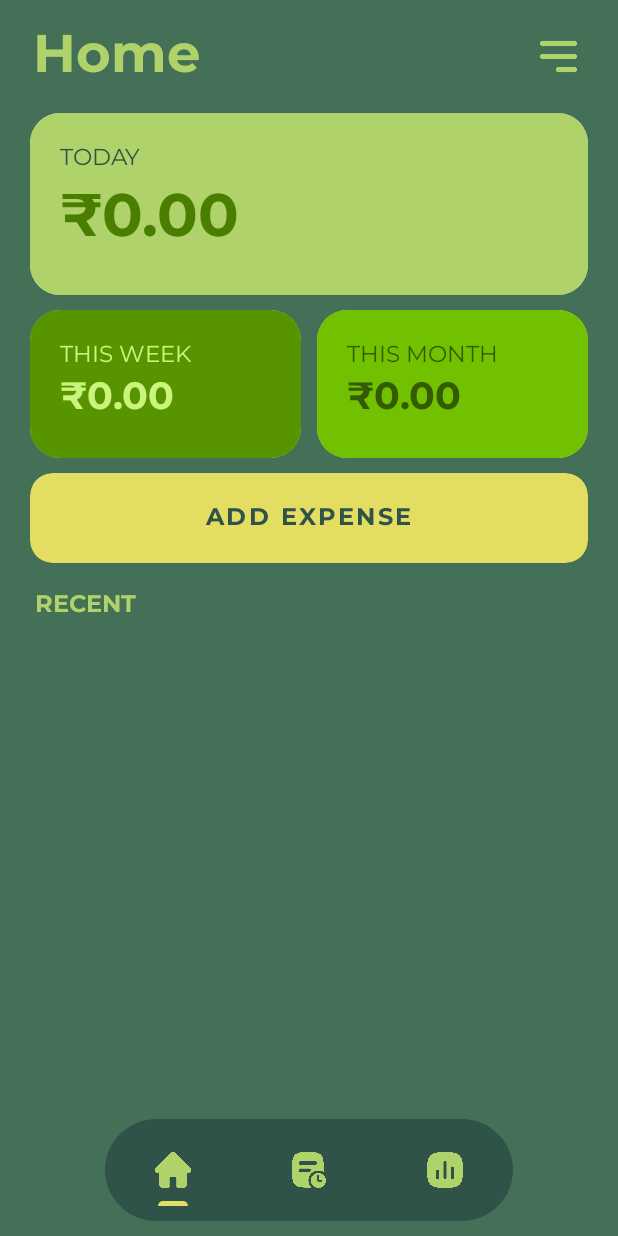
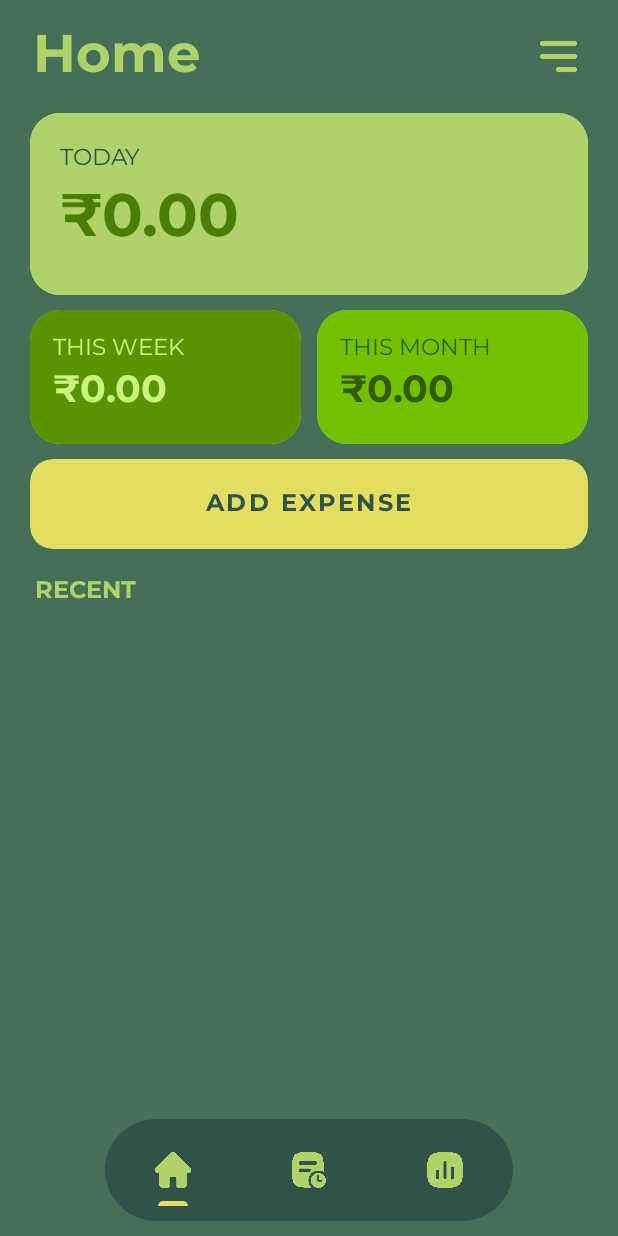
Before and after one commit to Arijit-05/Pennywise, an Android app: the screen it shows after launch (MainActivity), on a phone screen of 412 x 824 dp. Run offline under Robolectric (Android 15) with nearby library versions, the phone set to English and light mode, and no system bars; our stand-ins replace Room's generated code.

Commit message:
Fixed padding issues

```diff
--- a/app/src/main/res/layout/fragment_home.xml
+++ b/app/src/main/res/layout/fragment_home.xml
@@ -78,7 +78,7 @@
                     android:layout_height="match_parent"
                     android:background="#579400"
                     android:orientation="vertical"
-                    android:padding="20dp">
+                    android:padding="15dp">
 
                     <TextView
                         android:layout_width="wrap_content"
@@ -119,7 +119,7 @@
                     android:layout_height="match_parent"
                     android:background="#71C100"
                     android:orientation="vertical"
-                    android:padding="20dp">
+                    android:padding="15dp">
 
                     <TextView
                         android:layout_width="wrap_content"
```
